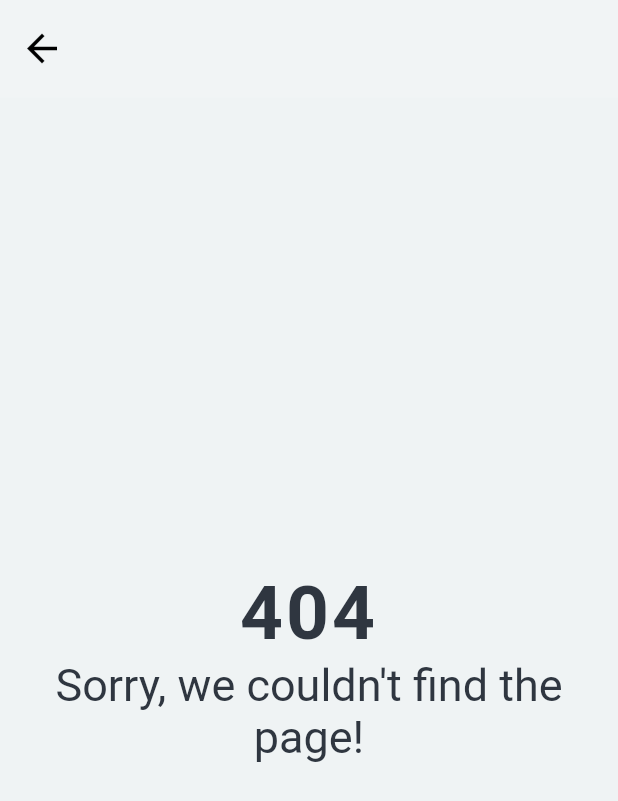
After one commit to manuelduarte077/flutter_navigation_drawer, a Flutter app: the ErrorRoutes screen opened directly, on a phone screen of 412 x 824 dp. The commit adds this screen. Shown: the top 801 px of the screen. Run offline on Flutter 3.47's test engine with Material 2 defaults, Android fonts, the phone set to English and light mode, and no system bars; our stand-ins replace flutter_riverpod, google_fonts; Roboto replaces fonts that are missing (Anton).

Commit message:
:construction: adding navigation between screens

```diff
--- a/lib/main.dart
+++ b/lib/main.dart
@@ -1,5 +1,5 @@
 import 'package:flutter/material.dart';
 
-import 'app.dart';
+import 'app/app.dart';
 
 void main() => runApp(const App());
--- /dev/null
+++ b/lib/utils/error_route.dart
@@ -0,0 +1,59 @@
+import 'package:flutter/material.dart';
+
+class ErrorRoutes extends StatelessWidget {
+  const ErrorRoutes({Key? key}) : super(key: key);
+
+  @override
+  Widget build(BuildContext context) {
+    return Scaffold(
+      appBar: AppBar(
+        backgroundColor: Colors.white10,
+        elevation: 0,
+        leading: IconButton(
+          icon: const Icon(
+            Icons.arrow_back,
+            color: Colors.black,
+            size: 30,
+          ),
+          onPressed: () {
+            Navigator.of(context).pop();
+          },
+        ),
+      ),
+      body: Stack(
+        children: [
+          Positioned(
+            top: 0,
+            bottom: 0,
+            left: 24,
+            right: 24,
+            child: Column(
+              mainAxisAlignment: MainAxisAlignment.center,
+              crossAxisAlignment: CrossAxisAlignment.center,
+              children: const [
+                Text(
+                  '404',
+                  textAlign: TextAlign.center,
+                  style: TextStyle(
+                      fontSize: 50,
+                      letterSpacing: 2,
+                      color: Color(0xff2f3640),
+                      fontFamily: 'Anton',
+                      fontWeight: FontWeight.bold),
+                ),
+                Text(
+                  'Sorry, we couldn\'t find the page!',
+                  textAlign: TextAlign.center,
+                  style: TextStyle(
+                    fontSize: 30,
+                    color: Color(0xff2f3640),
+                  ),
+                ),
+              ],
+            ),
+          )
+        ],
+      ),
+    );
+  }
+}
--- /dev/null
+++ b/lib/views/screens/screens.dart
@@ -0,0 +1,2 @@
+export 'package:navigation_drawer_challenge/views/screens/home/home.dart';
+export 'package:navigation_drawer_challenge/views/screens/product_detail/product_screen_detail.dart';
```
Also changed, not shown: lib/app/app.dart (renamed from lib/app.dart, +4 -4 lines), lib/router/app_router.dart (+26 -0 lines), lib/views/screens/home/home.dart (+9 -0 lines), lib/views/screens/product_detail/product_screen_detail.dart (renamed from lib/views/screens/product_detail/proudct_screen_detail.dart, +9 -0 lines).
